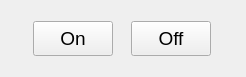
Before: the Qt Designer form CHKD_UI.ui in salinsalins/1_Mev_UI, drawn with Qt 5.
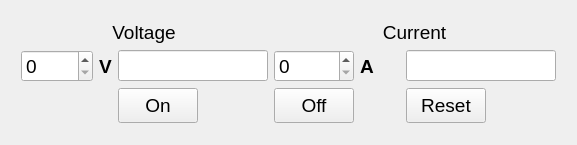
After: the same form once the commit is applied. Icons and pictures are not drawn.

The edit to the form file:
```diff
--- a/CHKD_UI.ui
+++ b/CHKD_UI.ui
@@ -2,16 +2,8 @@
 <ui version="4.0">
  <class>MainWindow</class>
  <widget class="QMainWindow" name="MainWindow">
-  <property name="geometry">
-   <rect>
-    <x>0</x>
-    <y>0</y>
-    <width>246</width>
-    <height>77</height>
-   </rect>
-  </property>
   <property name="sizePolicy">
-   <sizepolicy hsizetype="Maximum" vsizetype="Preferred">
+   <sizepolicy hsizetype="Preferred" vsizetype="Preferred">
     <horstretch>0</horstretch>
     <verstretch>0</verstretch>
    </sizepolicy>
@@ -19,7 +11,7 @@
   <property name="maximumSize">
    <size>
     <width>577</width>
-    <height>129</height>
+    <height>210</height>
    </size>
   </property>
   <property name="font">
@@ -41,8 +33,8 @@
      <verstretch>0</verstretch>
     </sizepolicy>
    </property>
-   <layout class="QVBoxLayout" name="verticalLayout">
-    <item>
+   <layout class="QGridLayout" name="gridLayout">
+    <item row="0" column="0">
      <layout class="QGridLayout" name="gridLayout_7">
       <property name="leftMargin">
        <number>12</number>
@@ -56,7 +48,7 @@
       <property name="bottomMargin">
        <number>12</number>
       </property>
-      <item row="0" column="0">
+      <item row="3" column="2" alignment="Qt::AlignVCenter">
        <widget class="QPushButton" name="pushButton_3">
         <property name="sizePolicy">
          <sizepolicy hsizetype="Maximum" vsizetype="Fixed">
@@ -89,7 +81,116 @@
         </property>
        </widget>
       </item>
-      <item row="0" column="1">
+      <item row="1" column="2">
+       <widget class="QLineEdit" name="lineEdit">
+        <property name="font">
+         <font>
+          <pointsize>14</pointsize>
+         </font>
+        </property>
+       </widget>
+      </item>
+      <item row="0" column="0" colspan="3" alignment="Qt::AlignHCenter|Qt::AlignBottom">
+       <widget class="QLabel" name="label">
+        <property name="font">
+         <font>
+          <pointsize>14</pointsize>
+         </font>
+        </property>
+        <property name="text">
+         <string>Voltage</string>
+        </property>
+        <property name="alignment">
+         <set>Qt::AlignCenter</set>
+        </property>
+       </widget>
+      </item>
+      <item row="1" column="1">
+       <widget class="QLabel" name="label_3">
+        <property name="font">
+         <font>
+          <pointsize>14</pointsize>
+          <weight>75</weight>
+          <bold>true</bold>
+         </font>
+        </property>
+        <property name="text">
+         <string>V</string>
+        </property>
+       </widget>
+      </item>
+      <item row="0" column="3" colspan="3" alignment="Qt::AlignHCenter|Qt::AlignBottom">
+       <widget class="QLabel" name="label_2">
+        <property name="font">
+         <font>
+          <pointsize>14</pointsize>
+         </font>
+        </property>
+        <property name="text">
+         <string>Current</string>
+        </property>
+        <property name="alignment">
+         <set>Qt::AlignCenter</set>
+        </property>
+       </widget>
+      </item>
+      <item row="1" column="5">
+       <widget class="QLineEdit" name="lineEdit_2">
+        <property name="font">
+         <font>
+          <pointsize>14</pointsize>
+         </font>
+        </property>
+       </widget>
+      </item>
+      <item row="1" column="4">
+       <widget class="QLabel" name="label_4">
+        <property name="font">
+         <font>
+          <pointsize>14</pointsize>
+          <weight>75</weight>
+          <bold>true</bold>
+         </font>
+        </property>
+        <property name="text">
+         <string>A</string>
+        </property>
+       </widget>
+      </item>
+      <item row="1" column="0">
+       <widget class="QSpinBox" name="spinBox">
+        <property name="font">
+         <font>
+          <pointsize>14</pointsize>
+         </font>
+        </property>
+        <property name="maximum">
+         <number>3000</number>
+        </property>
+        <property name="singleStep">
+         <number>10</number>
+        </property>
+        <property name="displayIntegerBase">
+         <number>10</number>
+        </property>
+       </widget>
+      </item>
+      <item row="1" column="3">
+       <widget class="QSpinBox" name="spinBox_2">
+        <property name="font">
+         <font>
+          <pointsize>14</pointsize>
+         </font>
+        </property>
+        <property name="maximum">
+         <number>1000</number>
+        </property>
+        <property name="singleStep">
+         <number>10</number>
+        </property>
+       </widget>
+      </item>
+      <item row="3" column="3">
        <widget class="QPushButton" name="pushButton_4">
         <property name="sizePolicy">
          <sizepolicy hsizetype="Maximum" vsizetype="Fixed">
@@ -122,6 +223,124 @@
         </property>
        </widget>
       </item>
+      <item row="3" column="5">
+       <widget class="QPushButton" name="pushButton_5">
+        <property name="sizePolicy">
+         <sizepolicy hsizetype="Maximum" vsizetype="Fixed">
+          <horstretch>0</horstretch>
+          <verstretch>0</verstretch>
+         </sizepolicy>
+        </property>
+        <property name="minimumSize">
+         <size>
+          <width>0</width>
+          <height>35</height>
+         </size>
+        </property>
+        <property name="maximumSize">
+         <size>
+          <width>16777215</width>
+          <height>35</height>
+         </size>
+        </property>
+        <property name="font">
+         <font>
+          <pointsize>14</pointsize>
+         </font>
+        </property>
+        <property name="text">
+         <string>Reset</string>
+        </property>
+        <property name="checkable">
+         <bool>false</bool>
+        </property>
+       </widget>
+      </item>
+      <item row="3" column="4">
+       <widget class="QPushButton" name="pushButton_42">
+        <property name="enabled">
+         <bool>true</bool>
+        </property>
+        <property name="sizePolicy">
+         <sizepolicy hsizetype="Fixed" vsizetype="Fixed">
+          <horstretch>0</horstretch>
+          <verstretch>0</verstretch>
+         </sizepolicy>
+        </property>
+        <property name="minimumSize">
+         <size>
+          <width>40</width>
+          <height>36</height>
+         </size>
+        </property>
+        <property name="maximumSize">
+         <size>
+          <width>40</width>
+          <height>36</height>
+         </size>
+        </property>
+        <property name="baseSize">
+         <size>
+          <width>40</width>
+          <height>36</height>
+         </size>
+        </property>
+        <property name="font">
+         <font>
+          <pointsize>14</pointsize>
+          <weight>50</weight>
+          <bold>false</bold>
+         </font>
+        </property>
+        <property name="styleSheet">
+         <string notr="true">QPushButton {
+    border-style: outset;
+}
+</string>
+        </property>
+        <property name="text">
+         <string notr="true"/>
+        </property>
+        <property name="icon">
+         <iconset>
+          <normaloff>../../Desktop/PyLogger/1_Mev_UI/leds/images48/led_green_off.png</normaloff>
+          <normalon>../../Desktop/PyLogger/1_Mev_UI/leds/images48/ledred.png</normalon>../../Desktop/PyLogger/1_Mev_UI/leds/images48/led_green_off.png</iconset>
+        </property>
+        <property name="iconSize">
+         <size>
+          <width>36</width>
+          <height>36</height>
+         </size>
+        </property>
+        <property name="checkable">
+         <bool>true</bool>
+        </property>
+        <property name="checked">
+         <bool>true</bool>
+        </property>
+        <property name="autoDefault">
+         <bool>false</bool>
+        </property>
+        <property name="default">
+         <bool>false</bool>
+        </property>
+        <property name="flat">
+         <bool>true</bool>
+        </property>
+       </widget>
+      </item>
+      <item row="3" column="0">
+       <widget class="QLabel" name="label_5">
+        <property name="font">
+         <font>
+          <pointsize>14</pointsize>
+         </font>
+        </property>
+        <property name="text">
+         <string/>
+        </property>
+       </widget>
+      </item>
      </layout>
     </item>
    </layout>
```
